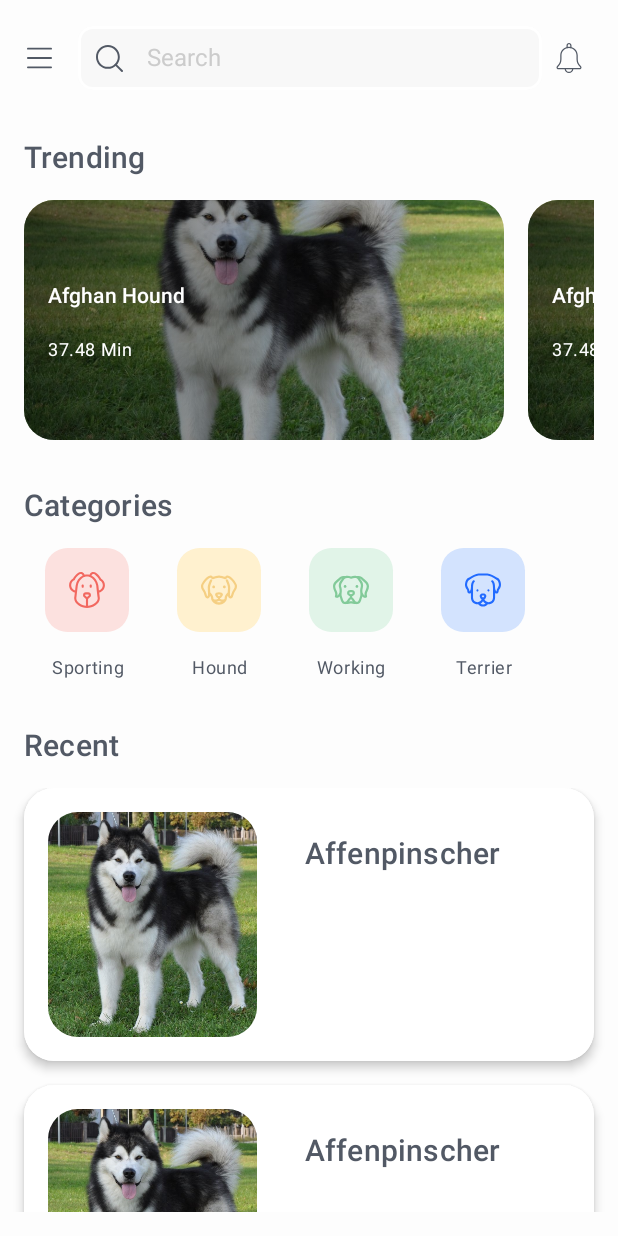
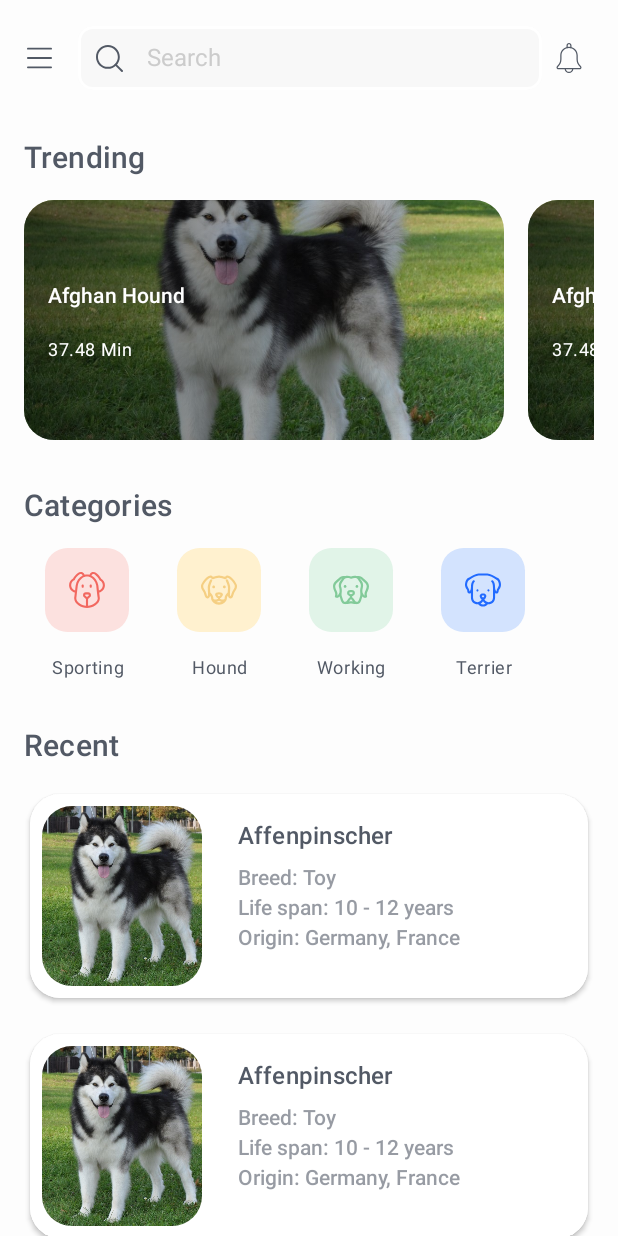
Before and after one commit to worstkiller/doggo_jetpack_compose_challenge_one, an Android app built with Jetpack Compose: the screen it shows after launch (MainActivity), on a phone screen of 412 x 824 dp. Run offline under Robolectric (Android 15) with nearby library versions, the phone set to English and light mode, and no system bars.

Commit message:
feat: some changes in the search ui

```diff
--- a/app/src/main/java/com/vikas/doggoadoption/ui/components/HomeComponent.kt
+++ b/app/src/main/java/com/vikas/doggoadoption/ui/components/HomeComponent.kt
@@ -2,6 +2,7 @@ package com.vikas.doggoadoption.ui.components
 
 import androidx.compose.foundation.background
 import androidx.compose.foundation.layout.Column
+import androidx.compose.foundation.lazy.LazyColumn
 import androidx.compose.runtime.Composable
 import androidx.compose.ui.Modifier
 import androidx.compose.ui.graphics.Color
@@ -12,11 +13,13 @@ const val HOME_COMPONENT = "HomeComponent"
 
 @Composable
 fun HomeComponent() {
-    Column() {
-        ToolbarHome()
-        HomeCarousel()
-        HomeCategories()
-        HomeRecentSearch()
+    LazyColumn {
+        item {
+            ToolbarHome()
+            HomeCarousel()
+            HomeCategories()
+            HomeRecentSearch()
+        }
     }
 }
 
--- a/app/src/main/java/com/vikas/doggoadoption/ui/components/HomeRecentSearch.kt
+++ b/app/src/main/java/com/vikas/doggoadoption/ui/components/HomeRecentSearch.kt
@@ -21,10 +21,13 @@ import androidx.compose.ui.graphics.Color
 import androidx.compose.ui.layout.ContentScale
 import androidx.compose.ui.res.painterResource
 import androidx.compose.ui.res.stringResource
+import androidx.compose.ui.text.TextStyle
 import androidx.compose.ui.text.font.FontWeight
+import androidx.compose.ui.text.style.TextOverflow
 import androidx.compose.ui.tooling.preview.Preview
 import androidx.compose.ui.unit.Dp
 import androidx.compose.ui.unit.dp
+import androidx.compose.ui.unit.sp
 import com.vikas.doggoadoption.R
 import com.vikas.doggoadoption.ui.theme.DoggoAdoptionTheme
 import com.vikas.doggoadoption.ui.theme.Typography
@@ -42,18 +45,15 @@ fun HomeRecentSearch() {
 
         Spacer(modifier = Modifier.size(16.dp))
 
-        LazyColumn(
-            state = rememberLazyListState(),
+        Column(
             verticalArrangement = Arrangement.Center,
             modifier = Modifier.fillMaxWidth(),
             horizontalAlignment = Alignment.CenterHorizontally
 
         ) {
-            item {
-                repeat(10) {
-                    SearchItems(widthSize)
-                    Spacer(modifier = Modifier.size(16.dp))
-                }
+            repeat(10) {
+                SearchItems()
+                Spacer(modifier = Modifier.size(16.dp))
             }
         }
     }
@@ -61,33 +61,69 @@ fun HomeRecentSearch() {
 }
 
 @Composable
-fun SearchItems(widthSize: Dp) {
+fun SearchItems() {
     Card(
-        elevation = 4.dp,
-        shape = RoundedCornerShape(20.dp)
+        elevation = 2.dp,
+        shape = RoundedCornerShape(20.dp),
+        modifier = Modifier.padding(4.dp)
     ) {
         Row(
             modifier = Modifier
                 .background(shape = RoundedCornerShape(20.dp), color = Color.White)
                 .fillMaxWidth()
-                .padding(16.dp)
+                .padding(8.dp)
         ) {
+
             Image(
                 painter = painterResource(id = R.drawable.sample_image_dog),
                 contentDescription = "recent image",
                 modifier = Modifier
                     .clip(shape = RoundedCornerShape(20.dp))
-                    .fillMaxWidth(.40f)
-                    .height(150.dp),
+                    .fillMaxWidth(.30f)
+                    .height(120.dp),
                 contentScale = ContentScale.Crop
             )
+
             Spacer(modifier = Modifier.size(16.dp))
+
             Column {
                 Text(
                     text = "Affenpinscher",
-                    style = Typography.h6,
+                    style = Typography.h6.copy(fontSize = 16.sp),
                     color = iconTintColor,
-                    modifier = Modifier.padding(16.dp)
+                    modifier = Modifier.padding(8.dp)
+                )
+
+                Text(
+                    text = "Breed: Toy",
+                    style = Typography.body1.copy(
+                        fontWeight = FontWeight.SemiBold,
+                        fontSize = 14.sp
+                    ),
+                    color = iconTintColor.copy(alpha = 0.6f),
+                    modifier = Modifier.padding(start = 8.dp, bottom = 4.dp)
+                )
+
+                Text(
+                    text = "Life span: 10 - 12 years",
+                    style = Typography.body1.copy(
+                        fontWeight = FontWeight.SemiBold,
+                        fontSize = 14.sp
+                    ),
+                    color = iconTintColor.copy(alpha = 0.6f),
+                    modifier = Modifier.padding(start = 8.dp, bottom = 4.dp)
+                )
+
+                Text(
+                    text = "Origin: Germany, France",
+                    style = Typography.body1.copy(
+                        fontWeight = FontWeight.SemiBold,
+                        fontSize = 14.sp
+                    ),
+                    color = iconTintColor.copy(alpha = 0.6f),
+                    modifier = Modifier.padding(start = 8.dp, bottom = 4.dp),
+                    overflow = TextOverflow.Ellipsis,
+                    maxLines = 1
                 )
             }
         }
```
